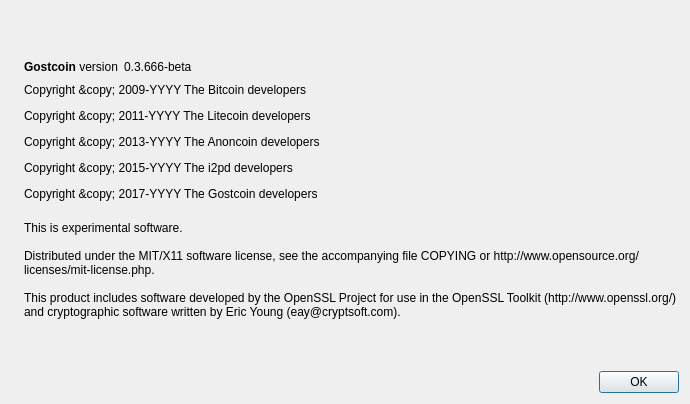
GOSTSec/gostcoin, file src/qt/forms/aboutdialog.ui: the form before one commit.
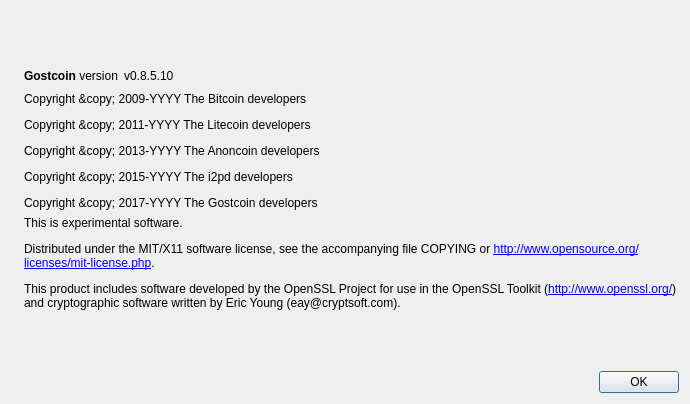
The form after the commit. Icons and pictures are not drawn.

Commit message: update russian translation, command-line help, ui

Patch:
```diff
--- a/src/qt/forms/aboutdialog.ui
+++ b/src/qt/forms/aboutdialog.ui
@@ -63,7 +63,7 @@
           <cursorShape>IBeamCursor</cursorShape>
          </property>
          <property name="text">
-          <string notr="true">0.3.666-beta</string>
+          <string notr="true">v0.8.5.10</string>
          </property>
          <property name="textInteractionFlags">
           <set>Qt::LinksAccessibleByMouse|Qt::TextSelectableByKeyboard|Qt::TextSelectableByMouse</set>
@@ -108,15 +108,16 @@
        </property>
        <property name="text">
         <string>
-This is experimental software.
-
-Distributed under the MIT/X11 software license, see the accompanying file COPYING or http://www.opensource.org/licenses/mit-license.php.
-
-This product includes software developed by the OpenSSL Project for use in the OpenSSL Toolkit (http://www.openssl.org/) and cryptographic software written by Eric Young (eay@cryptsoft.com).</string>
+&lt;p&gt;This is experimental software.&lt;/p&gt;
+&lt;p&gt;Distributed under the MIT/X11 software license, see the accompanying file COPYING or &lt;a href="http://www.opensource.org/licenses/mit-license.php"&gt;http://www.opensource.org/licenses/mit-license.php&lt;/a&gt;.&lt;/p&gt;
+&lt;p&gt;This product includes software developed by the OpenSSL Project for use in the OpenSSL Toolkit (&lt;a href="http://www.openssl.org/"&gt;http://www.openssl.org/&lt;/a&gt;) and cryptographic software written by Eric Young (eay@cryptsoft.com).&lt;/p&gt;</string>
        </property>
        <property name="wordWrap">
         <bool>true</bool>
        </property>
+       <property name="textFormat">
+        <enum>Qt::RichText</enum>
+       </property>
        <property name="textInteractionFlags">
         <set>Qt::LinksAccessibleByMouse|Qt::TextSelectableByKeyboard|Qt::TextSelectableByMouse</set>
        </property>
```
The commit also changes 6 other files.
